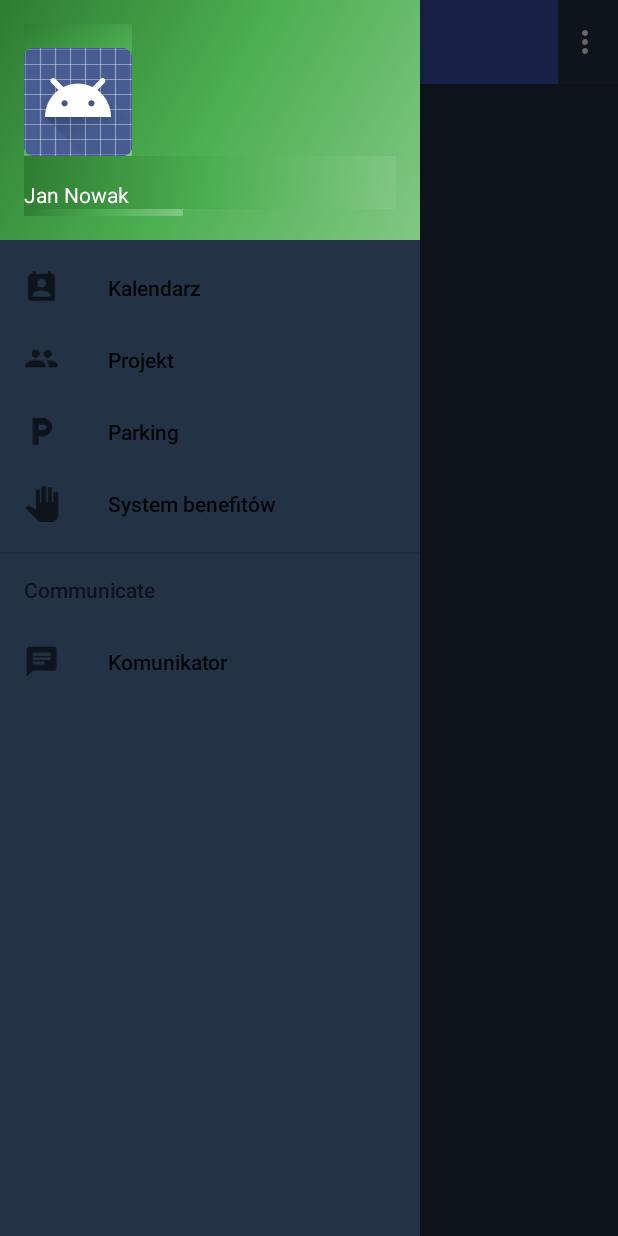
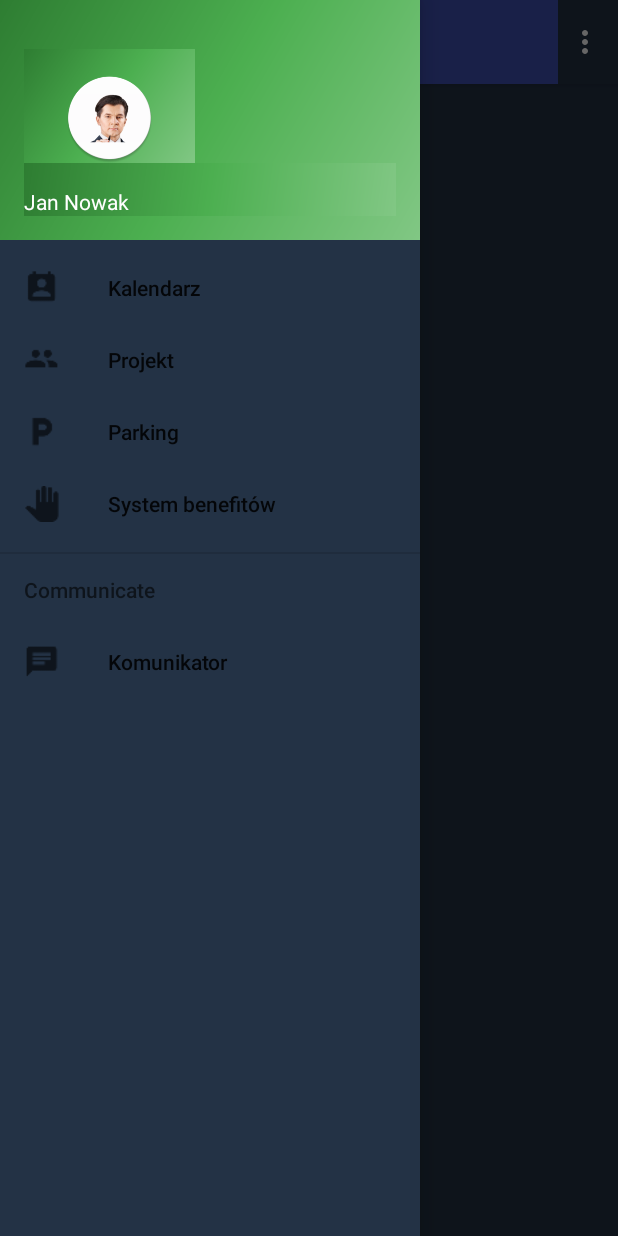
Before and after one commit to Openroads/androidMocarnyPK, an Android app: the NavigationActivity screen opened directly, with no data from a screen before it, with the side drawer open, on a phone screen of 412 x 824 dp. Run offline under Robolectric (Android 15) with nearby library versions, the phone set to English and light mode, and no system bars.

Commit message:
dodany obrazek

```diff
--- a/app/src/main/res/layout/nav_header_navigation.xml
+++ b/app/src/main/res/layout/nav_header_navigation.xml
@@ -13,11 +13,12 @@
 
     <ImageView
         android:id="@+id/imageView"
-        android:layout_width="wrap_content"
+        android:layout_width="114dp"
         android:background="@drawable/side_nav_bar"
-        android:layout_height="wrap_content"
-        android:paddingTop="@dimen/nav_header_vertical_spacing"
-        android:src="@android:drawable/sym_def_app_icon" />
+        android:layout_height="76dp"
+        android:src="@drawable/koles"
+        android:paddingTop="@dimen/nav_header_vertical_spacing"/>
+
 
     <TextView
         android:layout_width="match_parent"
@@ -27,11 +28,6 @@
         android:text="Jan Nowak"
         android:textAppearance="@style/TextAppearance.AppCompat.Body1" />
 
-    <TextView
-        android:id="@+id/textView"
-        android:background="@drawable/side_nav_bar"
-        android:layout_width="wrap_content"
-        android:layout_height="wrap_content"
-        android:text="dane pracownika" />
+
 
 </LinearLayout>
```
Also changed, not shown: app/src/main/res/drawable/koles.png (added).
